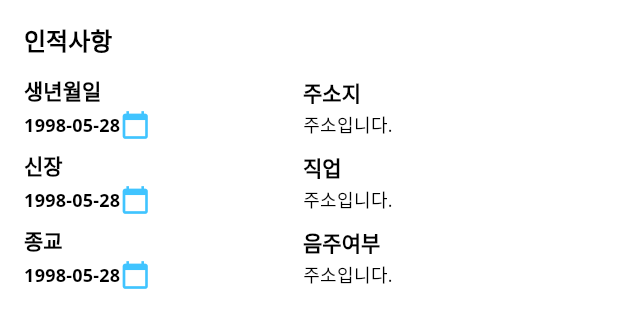
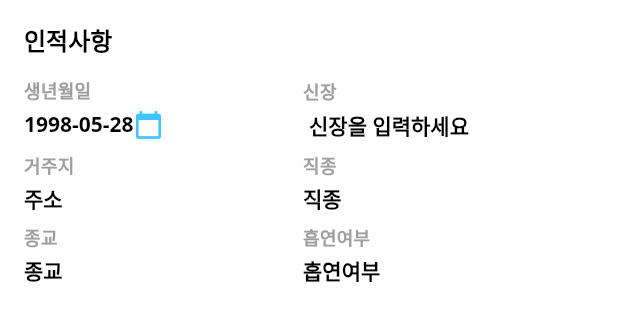
Before and after one commit to NAIMJAE/pingo_front, a Flutter app: the ProfilePersonalInformationBox widget shown alone on an empty page, opened directly, on a phone screen of 412 x 824 dp. Shown: the top 328 px of the screen. Run offline on Flutter 3.47's test engine with Material 3 defaults, Android fonts, the phone set to English and light mode, and no system bars; our stand-ins replace font_awesome_flutter, google_fonts, logger; network calls fail.

Commit message:
profile v03

```diff
--- a/lib/pages/user_page/components/profile_page/components/profile_personal_information_box.dart
+++ b/lib/pages/user_page/components/profile_page/components/profile_personal_information_box.dart
@@ -1,5 +1,6 @@
+import 'package:flutter/cupertino.dart';
 import 'package:flutter/material.dart';
-import 'package:flutter/services.dart'; // Import for TextInputFormatter
+import 'package:flutter/services.dart';
 
 class ProfilePersonalInformationBox extends StatefulWidget {
   const ProfilePersonalInformationBox({super.key});
@@ -11,39 +12,6 @@ class ProfilePersonalInformationBox extends StatefulWidget {
 
 class _ProfilePersonalInformationBoxState
     extends State<ProfilePersonalInformationBox> {
-  DateTime _selectedDate = DateTime(1998, 5, 28); // 초기값 설정
-  TextEditingController _heightController =
-      TextEditingController(); // 신장 입력 컨트롤러
-  String? _errorMessage; // 오류 메시지 저장
-
-  Future<void> _selectDate(BuildContext context) async {
-    final DateTime? picked = await showDatePicker(
-      context: context,
-      initialDate: _selectedDate,
-      firstDate: DateTime(1900),
-      lastDate: DateTime(2101),
-    );
-    if (picked != null && picked != _selectedDate) {
-      setState(() {
-        _selectedDate = picked; // 날짜 선택 시 상태 업데이트
-      });
-    }
-  }
-
-  void _validateHeight(String value) {
-    // 입력이 완료된 후에만 검증
-    final regex = RegExp(r'^\d{3}\.\d{1}$');
-    if (!regex.hasMatch(value)) {
-      setState(() {
-        _errorMessage = '신장 정보를 XXX.X 형태로 입력해 주세요.';
-      });
-    } else {
-      setState(() {
-        _errorMessage = null; // 오류 메시지 초기화
-      });
-    }
-  }
-
   @override
   Widget build(BuildContext context) {
     return Card(
@@ -65,19 +33,19 @@ class _ProfilePersonalInformationBoxState
             Row(
               children: [
                 _personalInfoElement('생년월일', _brithInfo()),
-                _personalInfoElement('주소지', _addressInfo()),
+                _personalInfoElement('신장', _heightInfo()),
               ],
             ),
             Row(
               children: [
-                _personalInfoElement('신장', _brithInfo()),
-                _personalInfoElement('직업', _addressInfo()),
+                _personalInfoElement('거주지', _addressInfo()),
+                _personalInfoElement('직종', _jobInfo()),
               ],
             ),
             Row(
               children: [
-                _personalInfoElement('종교', _brithInfo()),
-                _personalInfoElement('음주여부', _addressInfo()),
+                _personalInfoElement('종교', _religionInfo()),
+                _personalInfoElement('흡연여부', _smokingInfo()),
               ],
             ),
           ],
@@ -93,7 +61,12 @@ class _ProfilePersonalInformationBoxState
       child: Column(
         crossAxisAlignment: CrossAxisAlignment.start,
         children: [
-          Text(title, style: Theme.of(context).textTheme.titleLarge),
+          Text(
+            title,
+            style: Theme.of(context).textTheme.titleMedium!.copyWith(
+                  color: Colors.grey,
+                ),
+          ),
           const SizedBox(height: 4),
           detail
         ],
@@ -110,19 +83,109 @@ class _ProfilePersonalInformationBoxState
         children: [
           Text(
             '${_selectedDate.toLocal()}'.split(' ')[0], // 날짜 포맷
-            style: Theme.of(context).textTheme.titleMedium,
+            style: Theme.of(context).textTheme.titleLarge,
           ),
           Icon(
             Icons.calendar_today,
             color: Colors.lightBlueAccent,
             size: 20,
-          )
+          ),
         ],
       ),
     );
   }
 
+  // birthInfo 관련
+  DateTime _selectedDate = DateTime(1998, 5, 28); // 초기값 설정
+  Future<void> _selectDate(BuildContext context) async {
+    final DateTime? picked = await showDatePicker(
+      context: context,
+      initialDate: _selectedDate,
+      firstDate: DateTime(1900),
+      lastDate: DateTime(2101),
+    );
+    if (picked != null && picked != _selectedDate) {
+      setState(() {
+        _selectedDate = picked; // 날짜 선택 시 상태 업데이트
+      });
+    }
+  }
+
+  Widget _heightInfo() {
+    return TextField(
+      controller: _heightController, // 신장 입력 컨트롤러
+      style: Theme.of(context).textTheme.titleLarge, // 스타일 적용
+      decoration: InputDecoration(
+        border: OutlineInputBorder(), // 테두리 스타일
+        hintText: '신장을 입력하세요', // 힌트 텍스트
+        errorText: _errorMessage, // 오류 메시지 표시
+        contentPadding: EdgeInsets.zero, // 내부 여백 조정
+        isDense: true,
+      ),
+      keyboardType:
+          TextInputType.numberWithOptions(decimal: true), // 숫자와 소수점 키패드
+      inputFormatters: [
+        FilteringTextInputFormatter.allow(
+            RegExp(r'^\d*\.?\d{0,1}')), // 숫자와 소수점 허용
+      ],
+      onChanged: (value) {
+        // 입력이 변경될 때마다 검증
+        _validateHeight(value);
+      },
+    );
+  }
+
+  // _heightInfo 관련ㅇ
+  TextEditingController _heightController =
+      TextEditingController(); // 신장 입력 컨트롤러
+  String? _errorMessage; // 오류 메시지 저장
+  void _validateHeight(String value) {
+    // 입력이 완료된 후에만 검증
+    final regex = RegExp(r'^\d{3}\.\d{1}$');
+    if (!regex.hasMatch(value)) {
+      setState(() {
+        _errorMessage = '신장 정보를 XXX.X 형태로 입력해 주세요.';
+      });
+    } else {
+      setState(() {
+        _errorMessage = null; // 오류 메시지 초기화
+      });
+    }
+  }
+
   Widget _addressInfo() {
-    return Text('주소입니다.');
+    return Container(
+      child: Text(
+        '주소',
+        style: Theme.of(context).textTheme.titleLarge,
+      ),
+    );
+  }
+
+  Widget _jobInfo() {
+    return Container(
+      child: Text(
+        '직종',
+        style: Theme.of(context).textTheme.titleLarge,
+      ),
+    );
+  }
+
+  Widget _religionInfo() {
+    return Container(
+      child: Text(
+        '종교',
+        style: Theme.of(context).textTheme.titleLarge,
+      ),
+    );
+  }
+
+  Widget _smokingInfo() {
+    return Container(
+      child: Text(
+        '흡연여부',
+        style: Theme.of(context).textTheme.titleLarge,
+      ),
+    );
   }
 }
--- a/lib/pages/user_page/components/profile_page/components/profile_self_introduction_box.dart
+++ b/lib/pages/user_page/components/profile_page/components/profile_self_introduction_box.dart
@@ -16,12 +16,13 @@ class ProfileSelfIntroductionBox extends StatelessWidget {
           children: [
             Text(
               '자기소개',
-              style: Theme.of(context).textTheme.titleLarge,
+              style: Theme.of(context).textTheme.headlineSmall,
             ),
             const SizedBox(height: 4.0),
             TextField(
-              maxLines: 5, // 여러 줄 입력 가능
-              maxLength: 1000, // 최대 1000자 입력 가능
+              maxLines: 5,
+              maxLength: 1000,
+              keyboardType: TextInputType.text,
               decoration: InputDecoration(
                 border: OutlineInputBorder(), // 테두리 스타일
                 hintText: '자기소개를 입력하세요', // 힌트 텍스트
```
Also changed, not shown: 1 other file.
